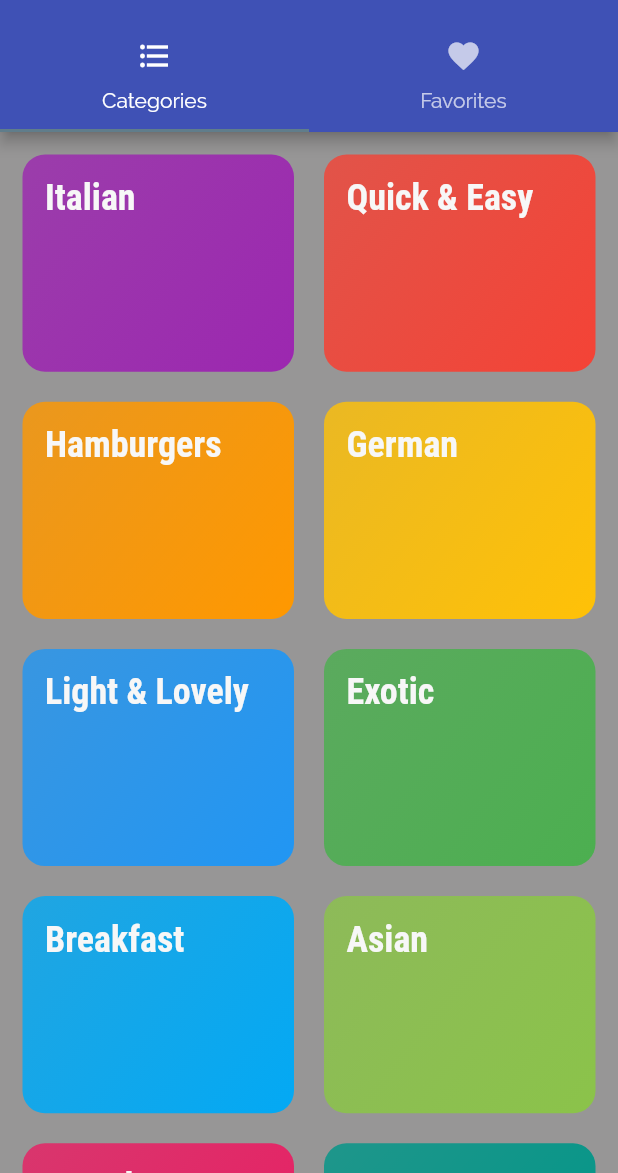
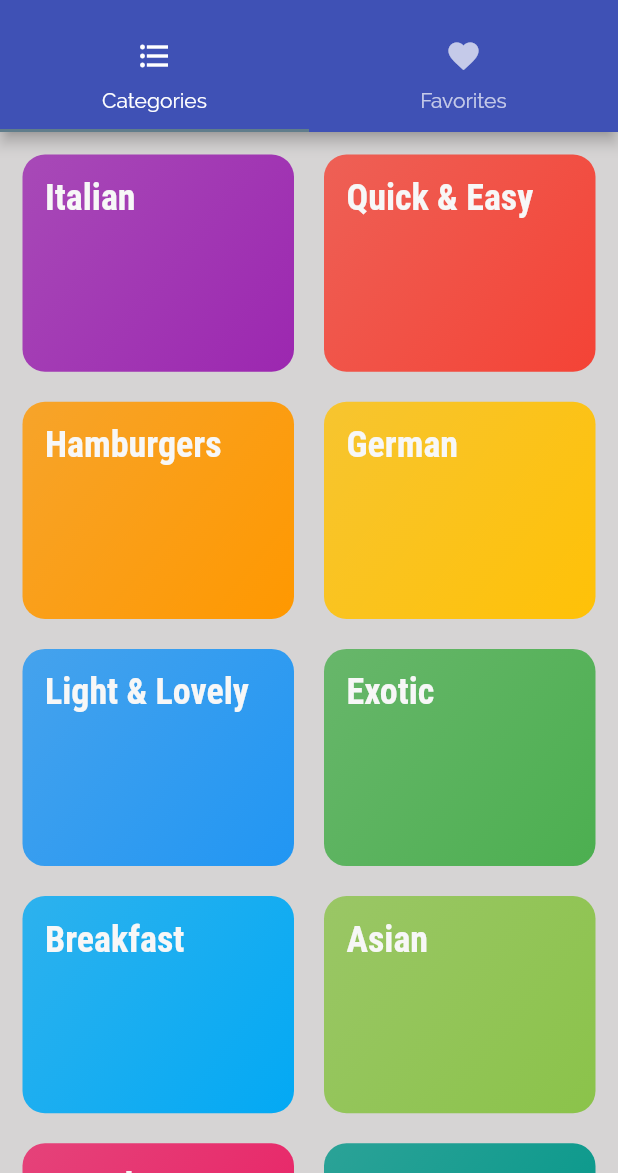
Before and after one commit to Dante291/Meal_app, a Flutter app: the screen it shows after launch, on a phone screen of 412 x 824 dp, the part 63-1236 px from its top. Run offline on Flutter 3.47's test engine with Material 2 defaults, Android fonts, the phone set to English and light mode, and no system bars; our stand-ins replace sliding_up_panel.

Commit message:
tab branch

```diff
--- a/lib/category_meals_screen.dart
+++ b/lib/category_meals_screen.dart
@@ -16,7 +16,7 @@ class CategoryMealScreen extends StatelessWidget {
       return pew.categories.contains(categoryID);
     }).toList();
     return Scaffold(
-      backgroundColor: const Color.fromARGB(255, 50, 50, 50),
+      backgroundColor: Color.fromARGB(255, 225, 224, 224),
       appBar: AppBar(
         title: Text(categoryTitle),
         backgroundColor: categoryColor,
--- a/lib/category_screen.dart
+++ b/lib/category_screen.dart
@@ -9,7 +9,7 @@ class Category_screen extends StatelessWidget {
   @override
   Widget build(BuildContext context) {
     return Scaffold(
-      backgroundColor: Color.fromARGB(255, 151, 150, 150),
+      backgroundColor: Color.fromARGB(255, 214, 212, 212),
       body: GridView(
           physics: const BouncingScrollPhysics()
               .applyTo(const AlwaysScrollableScrollPhysics()),
--- a/lib/main.dart
+++ b/lib/main.dart
@@ -1,7 +1,6 @@
 import 'package:flutter/material.dart';
 import 'package:meal_app/tab_screen.dart';
 import './category_meals_screen.dart';
-import './category_screen.dart';
 import './meal_detail_screen.dart';
 
 void main() {
--- a/lib/meal_detail_screen.dart
+++ b/lib/meal_detail_screen.dart
@@ -25,7 +25,7 @@ class _MealDetailScreenState extends State<MealDetailScreen> {
         DUMMY_MEALS.firstWhere((element) => element.id == mealId);
     return Scaffold(
       body: SlidingUpPanel(
-        color: const Color.fromARGB(255, 50, 50, 50),
+        color: Color.fromARGB(255, 255, 255, 255),
         maxHeight: MediaQuery.of(context).size.height * 0.62,
         minHeight: MediaQuery.of(context).size.height * 0.40,
         borderRadius: const BorderRadius.only(
```
Also changed, not shown: lib/panel.dart (+5 -4 lines).
